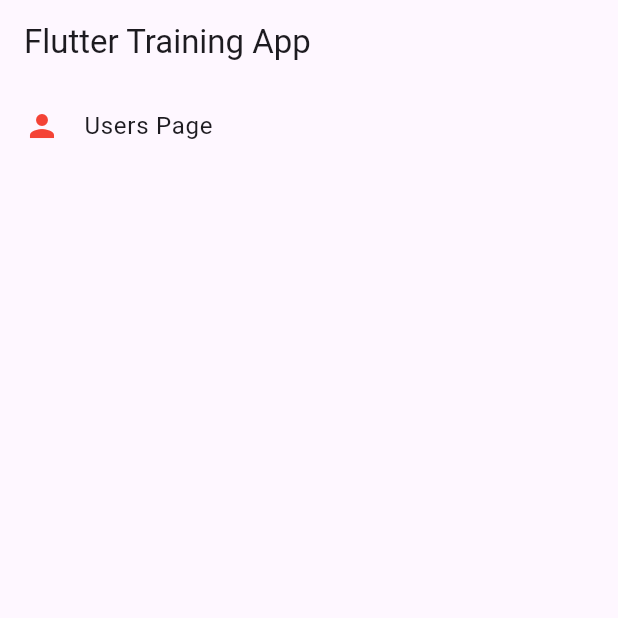
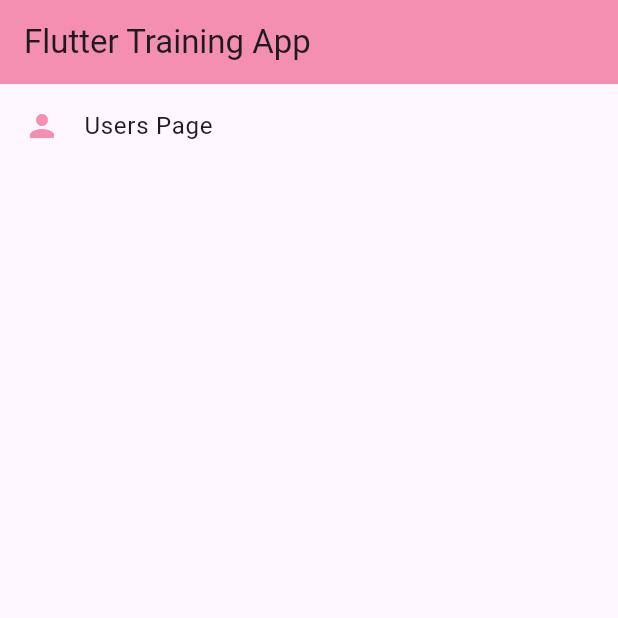
Before and after one commit to nhophucrious/cc_flutter_training, a Flutter app: the screen it shows after launch, on a phone screen of 412 x 824 dp, the top half of it. Run offline on Flutter 3.47's test engine with Material 3 defaults, Android fonts, the phone set to English and light mode, and no system bars; our stand-ins replace dio, get, retrofit; generated files the repository leaves out were written again.

Commit message:
style: change app bar background color

```diff
--- a/lib/ui/views/home_page.dart
+++ b/lib/ui/views/home_page.dart
@@ -8,12 +8,13 @@ class HomePage extends StatelessWidget {
   @override
   Widget build(BuildContext context) {
     return Scaffold(
-      appBar: AppBar(title: const Text('Flutter Training App'),),
+      appBar: AppBar(title: const Text('Flutter Training App',
+      ),backgroundColor: Colors.pink[200],),
       body: Center(
         child: ListView(
           children: [
             ListTile(
-              iconColor: Colors.red,
+              iconColor: Colors.pink[200],
               leading: const Icon(Icons.person),
               title: const Text('Users Page'),
               onTap: () {
--- a/lib/ui/views/individual_user_page.dart
+++ b/lib/ui/views/individual_user_page.dart
@@ -10,11 +10,12 @@ class IndividualUserPage extends StatelessWidget {
   @override
   Widget build(BuildContext context) {
     return Scaffold(
-      appBar: AppBar(title: const Text('Individual User')),
+      appBar: AppBar(title: Text(Get.arguments.name), backgroundColor: Colors.pink[200],),
       body: Center(
         child: Column(
           mainAxisAlignment: MainAxisAlignment.center,
           children: [
+            Text('Hello ${Get.arguments.name}', style: const TextStyle(fontWeight: FontWeight.bold),),
             Text('You are one of ${usersController.users.length} users'),
           ],))
     );
--- a/lib/ui/views/users_page.dart
+++ b/lib/ui/views/users_page.dart
@@ -11,7 +11,7 @@ class UsersPage extends StatelessWidget {
     final UsersController usersController = Get.put(UsersController());
 
     return Scaffold(
-      appBar: AppBar(title: const Text('Users')),
+      appBar: AppBar(title: const Text('Users'), backgroundColor: Colors.pink[200],),
       body: Obx(() {
         if (usersController.users.isEmpty) {
           return const Center(child: CircularProgressIndicator());
```
